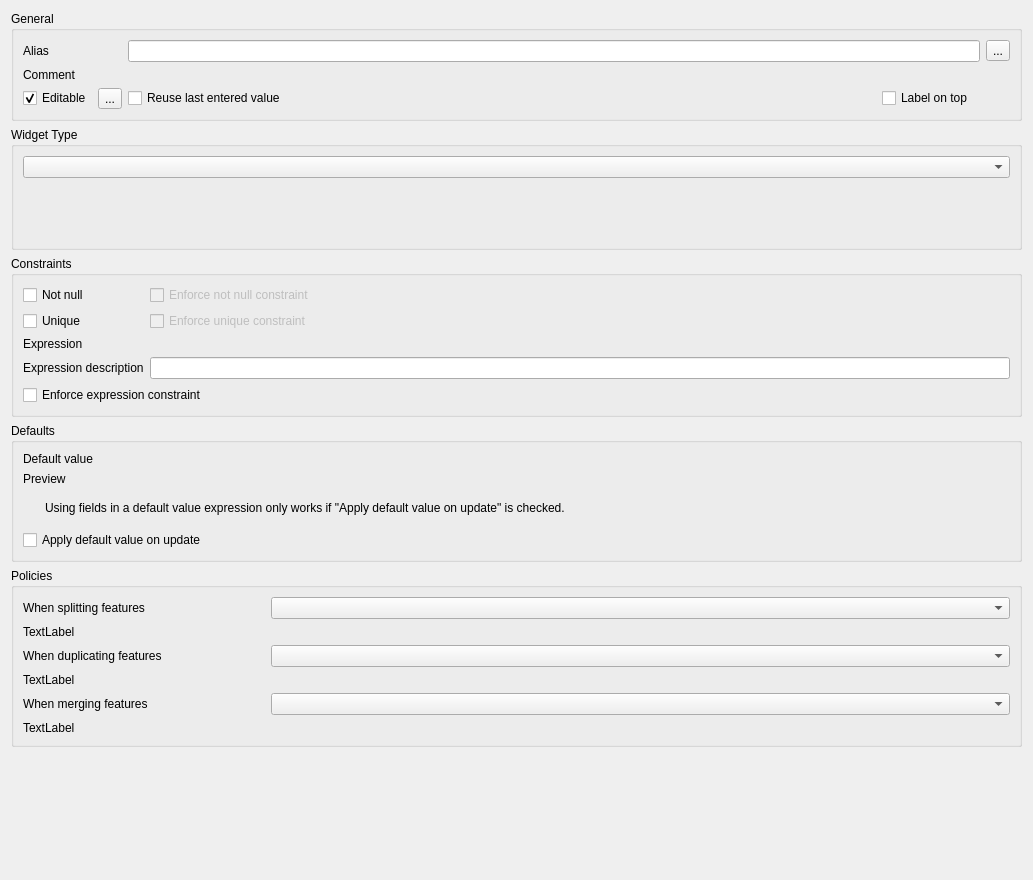
Qt form src/ui/attributeformconfig/qgsattributetypeedit.ui (carsmie/QGIS) before a commit.
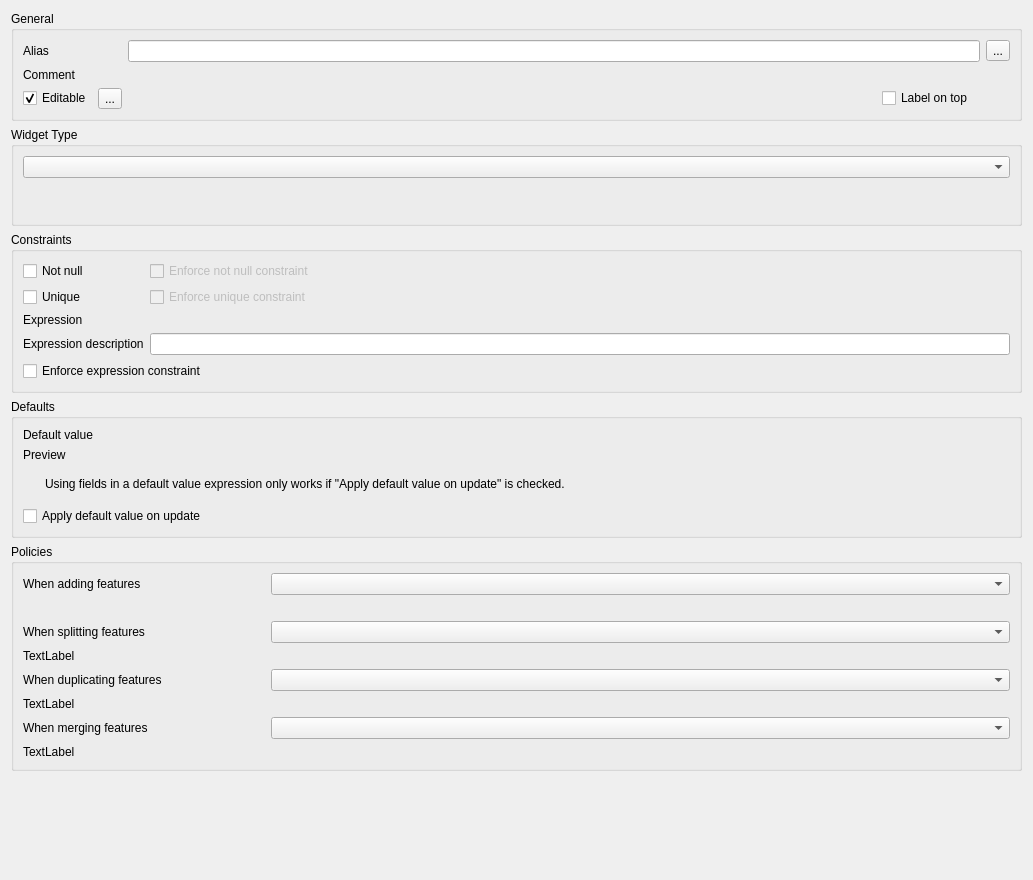
The same form after that commit. Icons and pictures are not drawn. Custom widgets are drawn as their Qt base class.

Commit message: [attribute form] Implement a refined reuse of last value by introducing a remembrance toggle (#63487)

```diff
--- a/src/ui/attributeformconfig/qgsattributetypeedit.ui
+++ b/src/ui/attributeformconfig/qgsattributetypeedit.ui
@@ -31,14 +31,14 @@
        </widget>
       </item>
       <item row="1" column="0">
-       <widget class="QLabel" name="label_6">
+       <widget class="QLabel" name="laComment">
         <property name="text">
          <string>Comment</string>
         </property>
        </widget>
       </item>
       <item row="1" column="2" colspan="3">
-       <widget class="QLabel" name="laComment">
+       <widget class="QLabel" name="laCommentContent">
         <property name="text">
          <string/>
         </property>
@@ -64,19 +64,6 @@
         </property>
        </widget>
       </item>
-      <item row="2" column="2">
-       <widget class="QCheckBox" name="reuseLastValuesCheckBox">
-        <property name="toolTip">
-         <string>If checked, then the most recent value entered for this field will be remembered and reused when creating a new feature.</string>
-        </property>
-        <property name="text">
-         <string>Reuse last entered value</string>
-        </property>
-        <property name="checked">
-         <bool>false</bool>
-        </property>
-       </widget>
-      </item>
       <item row="0" column="0">
        <widget class="QLabel" name="label_9">
         <property name="text">
@@ -285,16 +272,36 @@
      </property>
      <layout class="QGridLayout" name="gridLayout_4">
       <item row="0" column="0">
+       <widget class="QLabel" name="mReuseLastValuePolicyLabel">
+        <property name="text">
+         <string>When adding features</string>
+        </property>
+       </widget>
+      </item>
+      <item row="0" column="1" colspan="3">
+       <widget class="QComboBox" name="mReuseLastValuePolicyComboBox"/>
+      </item>
+      <item row="1" column="0" colspan="4">
+       <widget class="QLabel" name="mReuseLastValuePolicyDescriptionLabel">
+        <property name="text">
+         <string/>
+        </property>
+        <property name="wordWrap">
+         <bool>true</bool>
+        </property>
+       </widget>
+      </item>
+      <item row="2" column="0">
        <widget class="QLabel" name="mSplitPolicyLabel">
         <property name="text">
          <string>When splitting features</string>
         </property>
        </widget>
       </item>
-      <item row="4" column="1" colspan="3">
+      <item row="6" column="1" colspan="3">
        <widget class="QComboBox" name="mDuplicatePolicyComboBox"/>
       </item>
-      <item row="5" column="0" colspan="4">
+      <item row="7" column="0" colspan="4">
        <widget class="QLabel" name="mDuplicatePolicyDescriptionLabel">
         <property name="text">
          <string>TextLabel</string>
@@ -304,27 +311,27 @@
         </property>
        </widget>
       </item>
-      <item row="6" column="1" colspan="3">
+      <item row="8" column="1" colspan="3">
        <widget class="QComboBox" name="mMergePolicyComboBox"/>
       </item>
-      <item row="6" column="0">
+      <item row="8" column="0">
        <widget class="QLabel" name="mMergePolicyLabel">
         <property name="text">
          <string>When merging features</string>
         </property>
        </widget>
       </item>
-      <item row="4" column="0">
+      <item row="6" column="0">
        <widget class="QLabel" name="mDuplicatePolicyLabel">
         <property name="text">
          <string>When duplicating features</string>
         </property>
        </widget>
       </item>
-      <item row="0" column="1" colspan="3">
+      <item row="2" column="1" colspan="3">
        <widget class="QComboBox" name="mSplitPolicyComboBox"/>
       </item>
-      <item row="1" column="0" colspan="4">
+      <item row="3" column="0" colspan="4">
        <widget class="QLabel" name="mSplitPolicyDescriptionLabel">
         <property name="text">
          <string>TextLabel</string>
@@ -334,7 +341,7 @@
         </property>
        </widget>
       </item>
-      <item row="7" column="0" colspan="4">
+      <item row="9" column="0" colspan="4">
        <widget class="QLabel" name="mMergePolicyDescriptionLabel">
         <property name="text">
          <string>TextLabel</string>
```
Left out of the diff: 4 changed lines with no effect on the pictures. The commit also changes 34 other files.
